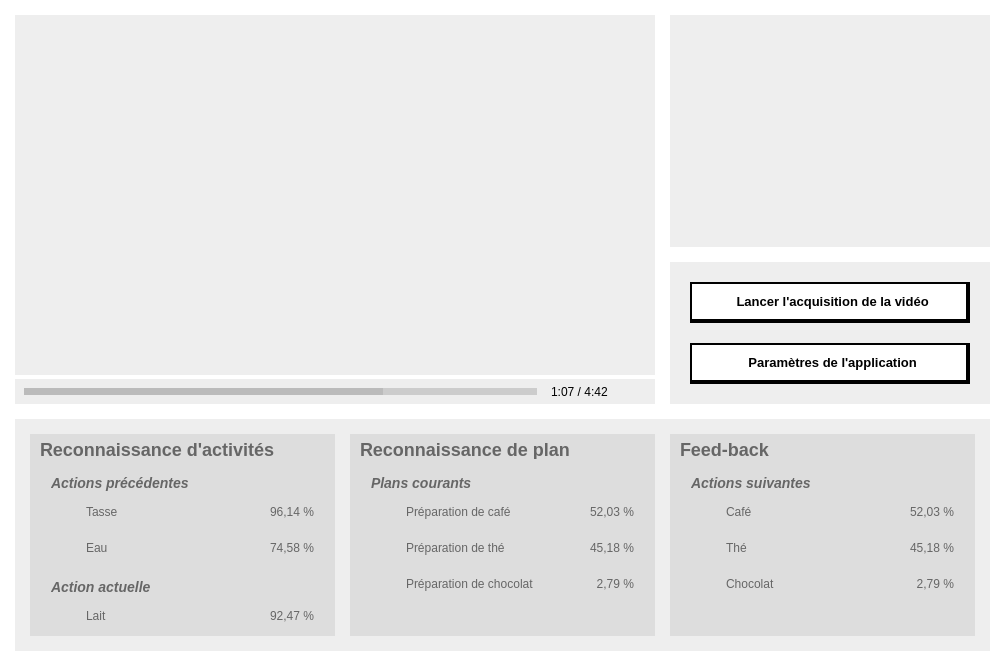
Old version of the form src/fenetreprincipale.ui in the repository MathGravel/ImageRec.
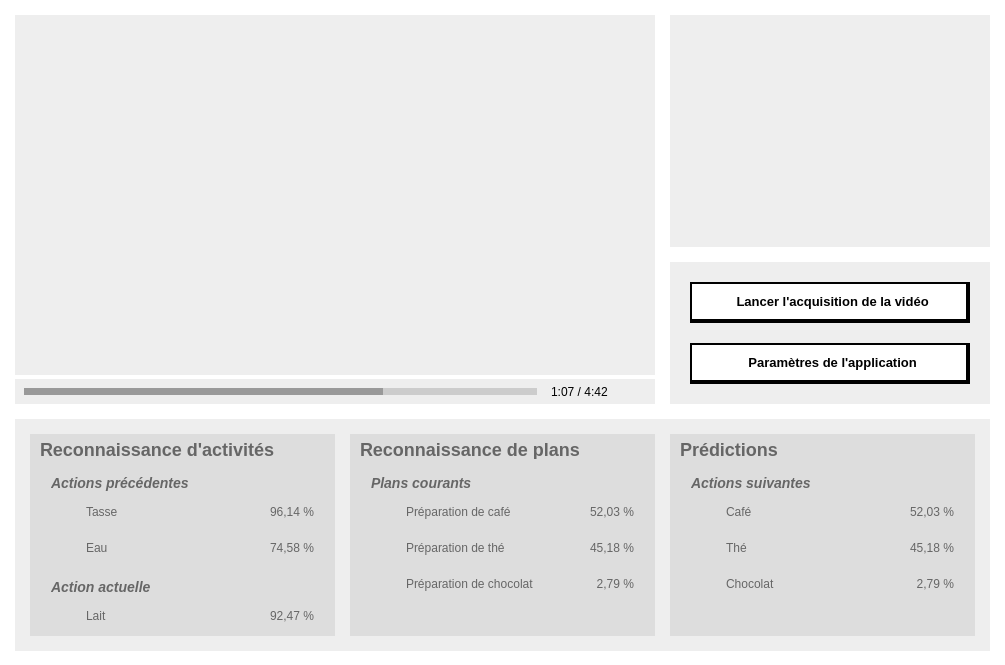
New version of the form. Icons and pictures are not drawn. Custom widgets are drawn as their Qt base class.

Diff of the .ui file:
```diff
--- a/src/fenetreprincipale.ui
+++ b/src/fenetreprincipale.ui
@@ -149,7 +149,7 @@
 }
 
 QProgressBar::chunk {
-background: #bbb;
+background: #999;
 border: none;
 }</string>
             </property>
@@ -1005,7 +1005,7 @@
 font-weight: bold;</string>
             </property>
             <property name="text">
-             <string>Reconnaissance de plan</string>
+             <string>Reconnaissance de plans</string>
             </property>
             <property name="alignment">
              <set>Qt::AlignLeading|Qt::AlignLeft|Qt::AlignTop</set>
@@ -1360,7 +1360,7 @@
 font-weight: bold;</string>
             </property>
             <property name="text">
-             <string>Feed-back</string>
+             <string>Prédictions</string>
             </property>
             <property name="alignment">
              <set>Qt::AlignLeading|Qt::AlignLeft|Qt::AlignTop</set>
```
Left out of the diff: 2 changed lines with no effect on the pictures.
